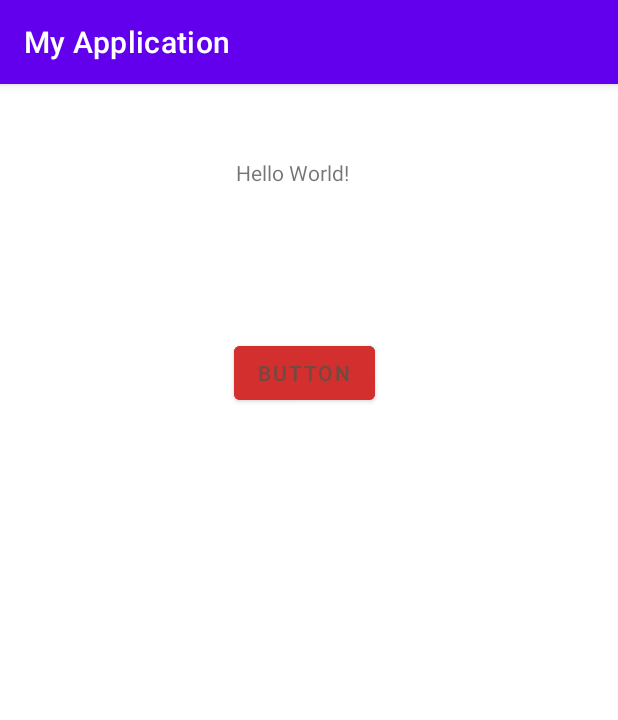
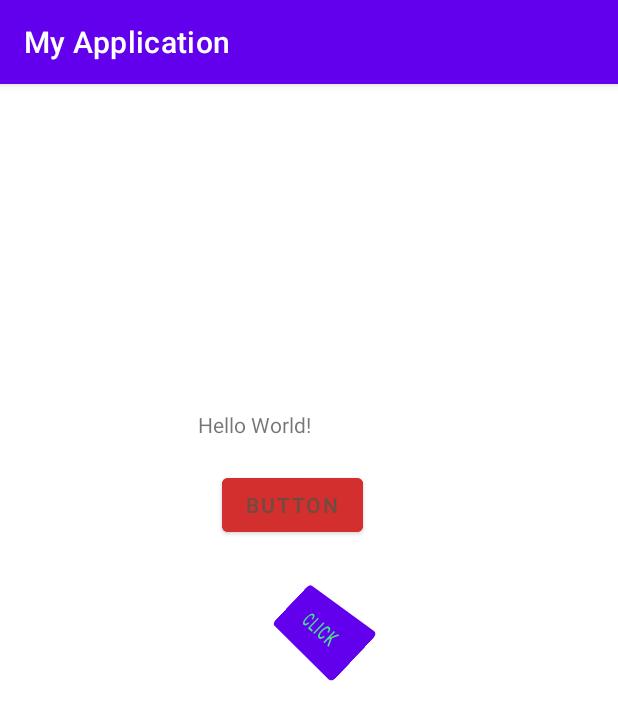
Before and after one commit to pavlentytest/toc_share_project, an Android app: the screen it shows after launch (MainActivity), on a phone screen of 412 x 824 dp. Shown: the top 720 px of the screen. Run offline under Robolectric (Android 15) with nearby library versions, the phone set to English and light mode, and no system bars.

Commit message:
added a button with a counter and solved the problem with screen rotation

```diff
--- a/app/src/main/java/ru/samsung/itschool/mdev/myapplication/MainActivity.java
+++ b/app/src/main/java/ru/samsung/itschool/mdev/myapplication/MainActivity.java
@@ -1,14 +1,41 @@
 package ru.samsung.itschool.mdev.myapplication;
 
+import androidx.annotation.NonNull;
 import androidx.appcompat.app.AppCompatActivity;
 
 import android.os.Bundle;
+import android.widget.Button;
+import android.widget.TextView;
 
 public class MainActivity extends AppCompatActivity {
+
+    private Button button;
+    private TextView textView;
+    private int counter = 0;
 
     @Override
     protected void onCreate(Bundle savedInstanceState) {
         super.onCreate(savedInstanceState);
         setContentView(R.layout.activity_main);
+        button = findViewById(R.id.PoplaukhinId);
+        textView = findViewById(R.id.textView2);
+        button.setOnClickListener(view -> {
+            counter++;
+            String result = "Вы тыкнули на мою кнопочку " + Integer.toString(counter);
+            textView.setText(result);
+                });
+    }
+
+    @Override
+    protected void onSaveInstanceState(@NonNull Bundle outState) {
+        super.onSaveInstanceState(outState);
+        outState.putInt("value",counter);
+    }
+
+    @Override
+    protected void onRestoreInstanceState(@NonNull Bundle savedInstanceState) {
+        super.onRestoreInstanceState(savedInstanceState);
+        counter = savedInstanceState.getInt("value");
+        textView.setText(Integer.toString(counter));
     }
 }
--- a/app/src/main/res/layout/activity_main.xml
+++ b/app/src/main/res/layout/activity_main.xml
@@ -14,21 +14,38 @@
         android:text="Hello World!"
         app:layout_constraintBottom_toBottomOf="parent"
         app:layout_constraintEnd_toEndOf="parent"
-        app:layout_constraintHorizontal_bias="0.467"
+        app:layout_constraintHorizontal_bias="0.392"
         app:layout_constraintStart_toStartOf="parent"
         app:layout_constraintTop_toTopOf="parent"
-        app:layout_constraintVertical_bias="0.066" />
+        app:layout_constraintVertical_bias="0.29" />
 
     <Button
         android:id="@+id/button"
         android:layout_width="wrap_content"
         android:layout_height="wrap_content"
-        android:layout_marginStart="156dp"
-        android:layout_marginTop="100dp"
+        android:layout_marginStart="148dp"
+        android:layout_marginTop="20dp"
         android:backgroundTint="#D32F2F"
         android:text="Button"
         android:textColor="#6D4C41"
         app:layout_constraintStart_toStartOf="parent"
         app:layout_constraintTop_toBottomOf="@+id/textView2" />
 
+    <Button
+        android:id="@+id/PoplaukhinId"
+        android:layout_width="98dp"
+        android:layout_height="52dp"
+        android:layout_marginStart="164dp"
+        android:layout_marginTop="32dp"
+        android:rotation="58"
+        android:rotationX="46"
+        android:rotationY="-36"
+        android:text="Click"
+        android:textColor="#49DA90"
+        android:textColorHighlight="#DA1F1F"
+        android:textColorHint="#FF0000"
+        android:textColorLink="#832C2C"
+        app:layout_constraintStart_toStartOf="parent"
+        app:layout_constraintTop_toBottomOf="@+id/button" />
+
 </androidx.constraintlayout.widget.ConstraintLayout>
```
